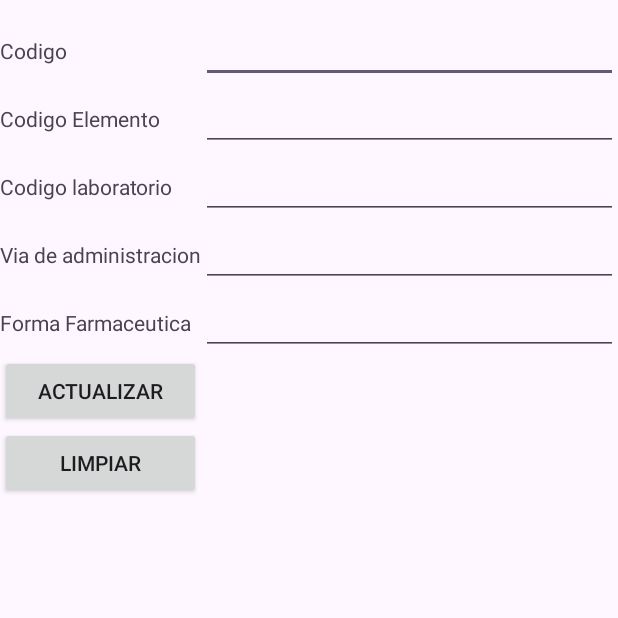
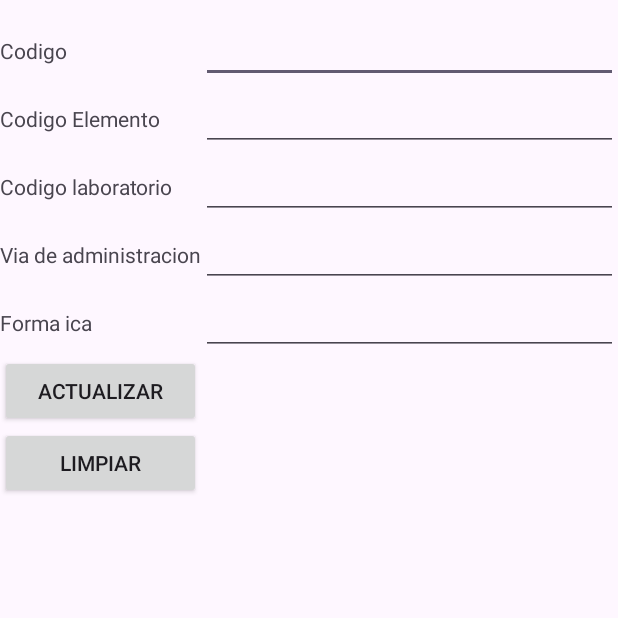
Before and after one commit to Medrano-A/Med_Control, an Android app: the MedicamentoActualizarActivity screen opened directly, with no data from a screen before it, on a phone screen of 412 x 824 dp, the top half of it. Run offline under Robolectric (Android 15) with nearby library versions, the phone set to English and light mode, and no system bars.

```diff
--- a/app/src/main/res/values/strings.xml
+++ b/app/src/main/res/values/strings.xml
@@ -1,6 +1,6 @@
 <resources>
 
-    <string name="app_name">FarmaciaRikas</string>
+    <string name="app_name" translatable="false">FarmaciaRikas</string>
     <string name="title_activity_alumno_menu">MedicamentoMenuActivity</string>
     <string name="title_activity_nota_menu">DoctorMenuActivity</string>
     <string name="title_activity_materia_menu">LocalMenuActivity</string>
@@ -28,7 +28,7 @@
     <string name="codElemento">Codigo Elemento</string>
     <string name="codLaboratorio">Codigo Laboratorio</string>
     <string name="viaAdministracion">Via de administracion</string>
-    <string name="formaFarmaceutica">Forma Farmaceutica</string>
+    <string name="formaFarmaceutica">Forma <Farmaceut></Farmaceut>ica</string>
 
     <string name="idLaboratorio">Codigo laboratorio</string>
     <string name="insertar">Insertar</string>
```
Also changed, not shown: 1 other file.
